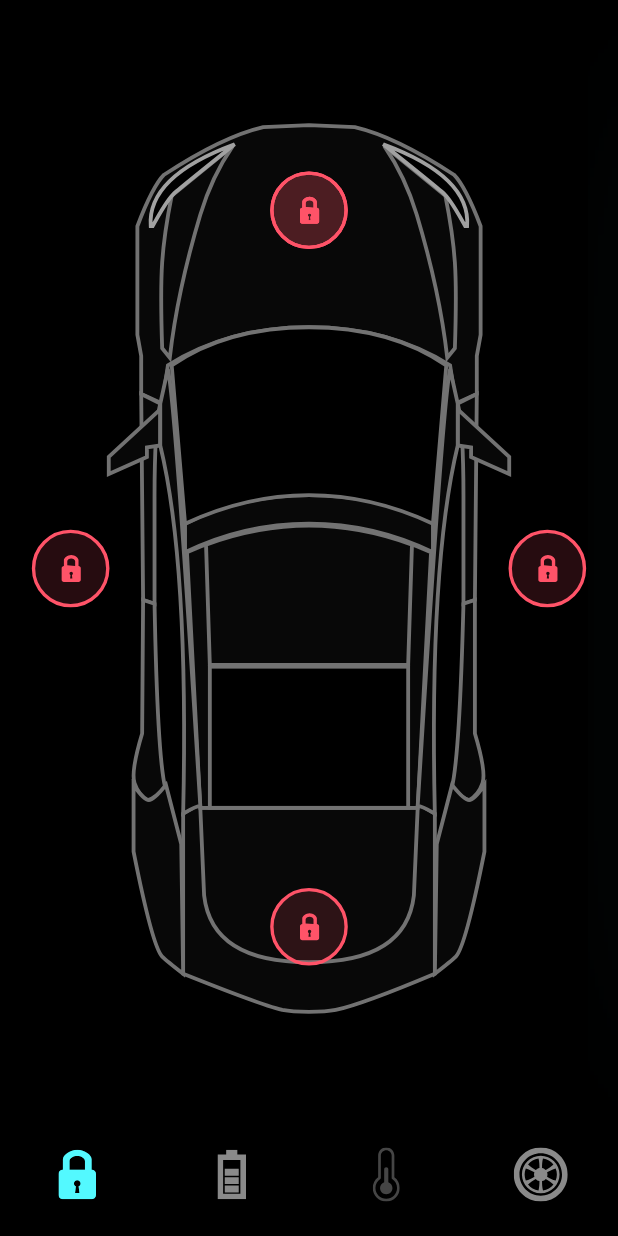
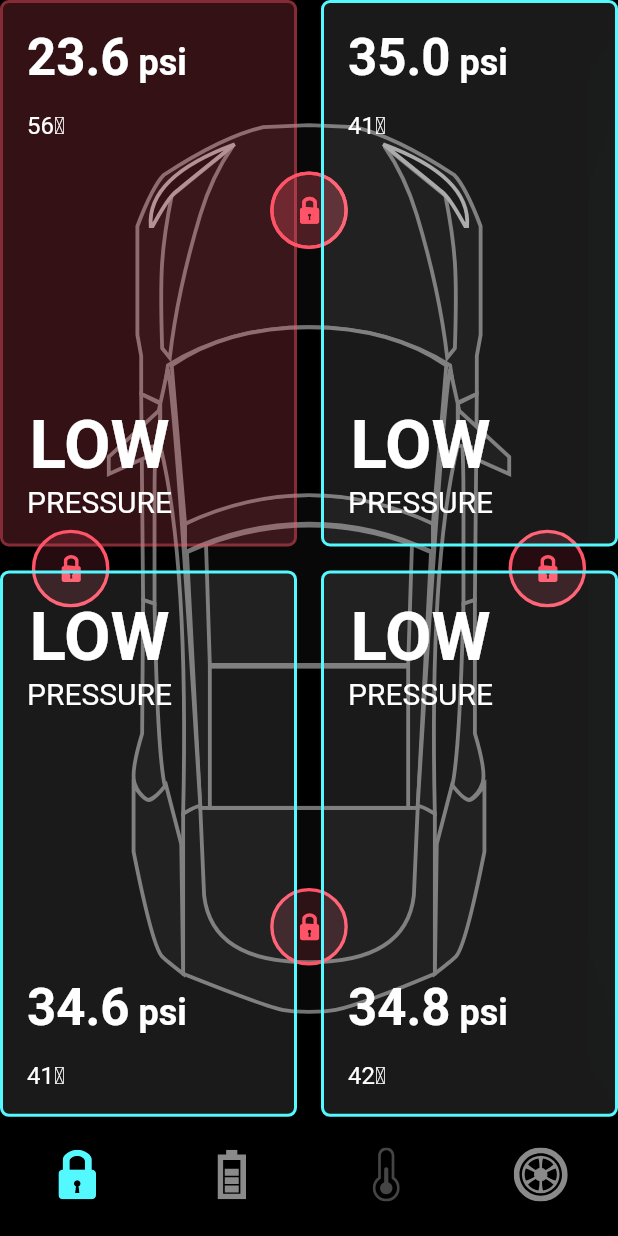
Before and after one commit to doanpt/flutter-learing, a Flutter app: the screen it shows after launch, on a phone screen of 412 x 824 dp. Run offline on Flutter 3.47's test engine with Material 2 defaults, Android fonts, the phone set to English and light mode, and no system bars; our stand-ins replace flutter_svg.

Commit message:
Add tire psi card

```diff
--- a/lib/screens/home_screen.dart
+++ b/lib/screens/home_screen.dart
@@ -1,9 +1,11 @@
 import 'package:car_control/controller/home_controller.dart';
+import 'package:car_control/models/tyre_psi.dart';
 import 'package:car_control/utils/const.dart';
 import 'package:car_control/widgets/battery_status.dart';
 import 'package:car_control/widgets/car_bottom_navigation.dart';
 import 'package:car_control/widgets/door_lock.dart';
 import 'package:car_control/widgets/temperature_detail.dart';
+import 'package:car_control/widgets/tire_psi_card.dart';
 import 'package:car_control/widgets/tires.dart';
 import 'package:flutter/material.dart';
 import 'package:flutter_svg/flutter_svg.dart';
@@ -236,6 +238,21 @@ class _HomeScreenState extends State<HomeScreen> with TickerProviderStateMixin {
                     ),
                     //tires
                     if (_homeController.isShowTires) ...getTires(constraints),
+                    GridView.builder(
+                      physics: NeverScrollableScrollPhysics(),
+                      gridDelegate: SliverGridDelegateWithFixedCrossAxisCount(
+                        crossAxisCount: 2,
+                        mainAxisSpacing: defaultPadding,
+                        crossAxisSpacing: defaultPadding,
+                        childAspectRatio:
+                            constraints.maxWidth / constraints.maxHeight,
+                      ),
+                      itemBuilder: (ctx, index) => TirePsiCard(
+                        isBottomTwoTire: index > 1,
+                        tyrePsi: demoPsiList[index],
+                      ),
+                      itemCount: 4,
+                    ),
                   ],
                 );
               },
--- /dev/null
+++ b/lib/widgets/tire_psi_card.dart
@@ -0,0 +1,117 @@
+import 'package:car_control/models/tyre_psi.dart';
+import 'package:car_control/utils/const.dart';
+import 'package:flutter/material.dart';
+
+class TirePsiCard extends StatelessWidget {
+  const TirePsiCard({
+    Key? key,
+    required this.isBottomTwoTire,
+    required this.tyrePsi,
+  }) : super(key: key);
+
+  final TyrePsi tyrePsi;
+  final bool isBottomTwoTire;
+
+  @override
+  Widget build(BuildContext context) {
+    print("${tyrePsi.temp}  - ${tyrePsi.psi}");
+    return Container(
+      padding: EdgeInsets.all(
+        defaultPadding,
+      ),
+      decoration: BoxDecoration(
+        color:
+            tyrePsi.isLowPressure ? redColor.withOpacity(0.2) : Colors.white10,
+        border: Border.all(
+          color:
+              tyrePsi.isLowPressure ? redColor.withOpacity(0.4) : primaryColor,
+          width: 2,
+        ),
+        borderRadius: BorderRadius.all(
+          Radius.circular(6),
+        ),
+      ),
+      child: isBottomTwoTire
+          ? Column(
+              crossAxisAlignment: CrossAxisAlignment.start,
+              children: [
+                lowerPressureText(context),
+                Spacer(),
+                psiText(
+                  context,
+                  text: tyrePsi.psi.toString(),
+                ),
+                const SizedBox(
+                  height: defaultPadding,
+                ),
+                Text(
+                  "${tyrePsi.temp}\u2103",
+                  style: TextStyle(
+                    fontSize: 16,
+                  ),
+                ),
+              ],
+            )
+          : Column(
+              crossAxisAlignment: CrossAxisAlignment.start,
+              children: [
+                psiText(
+                  context,
+                  text: tyrePsi.psi.toString(),
+                ),
+                const SizedBox(
+                  height: defaultPadding,
+                ),
+                Text(
+                  "${tyrePsi.temp}\u2103",
+                  style: TextStyle(
+                    fontSize: 16,
+                  ),
+                ),
+                Spacer(),
+                lowerPressureText(context),
+              ],
+            ),
+    );
+  }
+
+  Column lowerPressureText(BuildContext context) {
+    return Column(
+      children: [
+        Text(
+          "Low".toUpperCase(),
+          style: Theme.of(context).textTheme.headline3!.copyWith(
+                color: Colors.white,
+                fontWeight: FontWeight.w600,
+              ),
+        ),
+        Text(
+          "Pressure".toUpperCase(),
+          style: TextStyle(
+            fontSize: 20,
+          ),
+        ),
+      ],
+    );
+  }
+
+  Text psiText(BuildContext context, {required String text}) {
+    return Text.rich(
+      TextSpan(
+        text: text,
+        style: Theme.of(context).textTheme.headline4!.copyWith(
+              fontWeight: FontWeight.w600,
+              color: Colors.white,
+            ),
+        children: [
+          TextSpan(
+            text: " psi",
+            style: TextStyle(
+              fontSize: 24,
+            ),
+          )
+        ],
+      ),
+    );
+  }
+}
```
